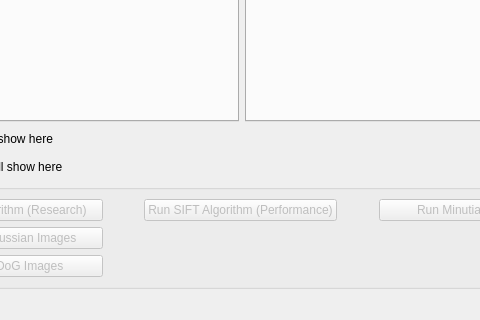
Before: the Qt Designer form Algorithms/GUI/AlgorithmExamination.ui in Mini-Sylar/Fingerprint-Matching-System, drawn with Qt 5; both pictures show x 272 to 752 and y 299 to 619 of the 1027 by 619 pixel window.
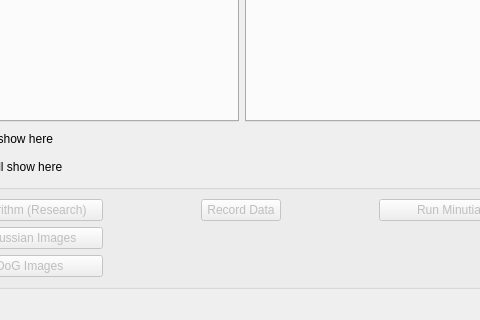
After: the same form once the commit is applied. The open tabs and pages were chosen to show the change.

Commit message: removed sift performant

Patch:
```diff
--- a/Algorithms/GUI/AlgorithmExamination.ui
+++ b/Algorithms/GUI/AlgorithmExamination.ui
@@ -531,7 +531,7 @@
           <bool>false</bool>
          </property>
          <property name="text">
-          <string>Run SIFT Algorithm (Performance)</string>
+          <string>Record Data</string>
          </property>
         </widget>
        </item>
```
Left out of the diff: 4 changed lines with no effect on the pictures. The commit also changes 1 other file.
